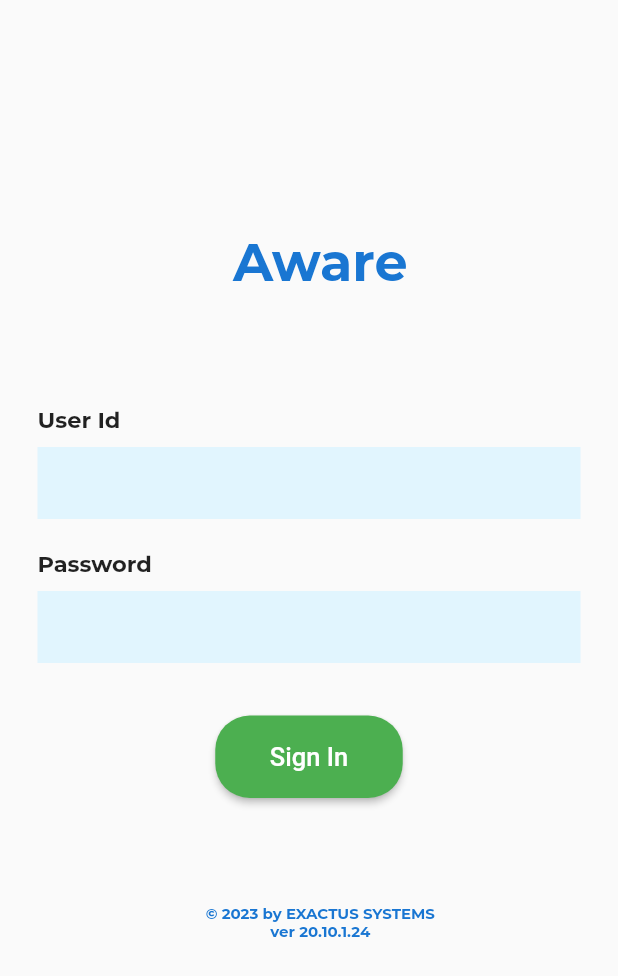
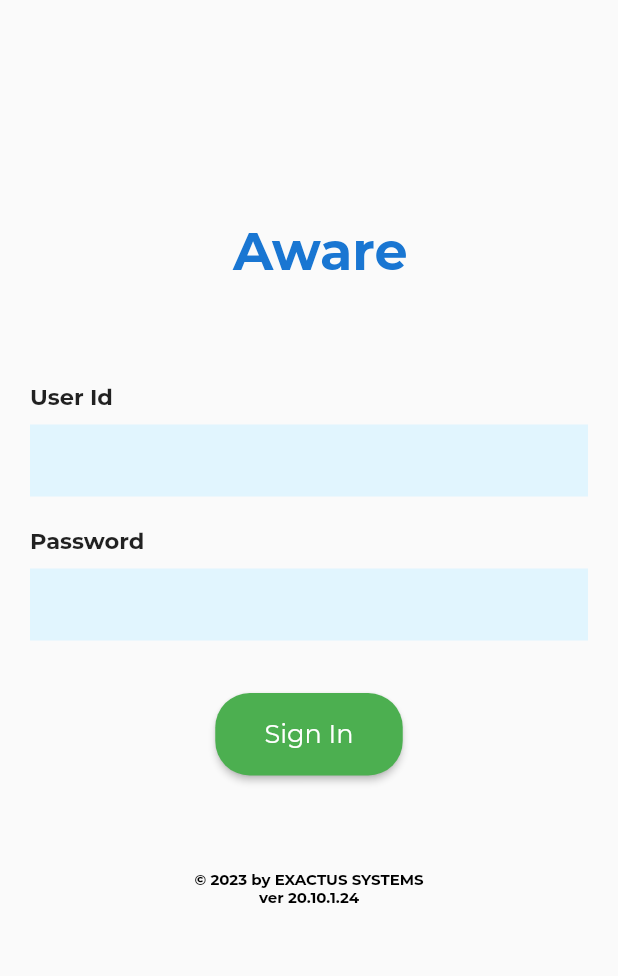
Before and after one commit to akhildev-exactus/AWARE, a Flutter app: the screen it shows after launch, on a phone screen of 412 x 824 dp. Shown: the top 976 px of the screen. Run offline on Flutter 3.47's test engine with Material 2 defaults, Android fonts, the phone set to English and light mode, and no system bars.

Commit message:
Update login.dart

```diff
--- a/lib/pages/login.dart
+++ b/lib/pages/login.dart
@@ -41,12 +41,12 @@ class _loginPageState extends State<loginPage> {
       child: Center(
         child: Container(
           width: 200,
-          height: 200,
+          height: 175,
           child: Column(
             mainAxisAlignment: MainAxisAlignment.center,
             children: [
               Padding(
-                padding: EdgeInsets.fromLTRB(15.0, 50.0, 0.0, 0.0),
+                padding: EdgeInsets.fromLTRB(15.0, 50.0, 0.0, 10.0),
                 child: Text(
                   'Aware',
                   style: TextStyle(
@@ -69,6 +69,9 @@ class _loginPageState extends State<loginPage> {
 
   Widget _useridField() {
     return TextFormField(
+      style: TextStyle(
+        fontFamily: 'Montserrat',
+      ),
       decoration: InputDecoration(
           border: InputBorder.none,
           fillColor: Colors.lightBlue[50],
@@ -86,6 +89,9 @@ class _loginPageState extends State<loginPage> {
 
   Widget _passwordField() {
     return TextFormField(
+      style: TextStyle(
+        fontFamily: 'Montserrat',
+      ),
       obscureText: true,
       initialValue: null,
       decoration: InputDecoration(
@@ -149,7 +155,8 @@ class _loginPageState extends State<loginPage> {
         ),
         child: Text(
           'Sign In',
-          style: TextStyle(fontSize: 17, color: Colors.white),
+          style: TextStyle(
+              fontFamily: 'Montserrat', fontSize: 17, color: Colors.white),
         ),
         color: Colors.green,
         onPressed: () async {
@@ -206,12 +213,12 @@ class _loginPageState extends State<loginPage> {
     return Scaffold(
         body: Container(
       // margin: EdgeInsets.all(5),
-      padding: EdgeInsets.only(bottom: 30, left: 10, right: 10, top: 20),
-      // padding: EdgeInsets.all(10.0),
+      // padding: EdgeInsets.only(bottom: 30, left: 10, right: 10, top: 20),
+      padding: EdgeInsets.all(10.0),
       child: Stack(
         children: <Widget>[
           Container(
-            padding: EdgeInsets.symmetric(horizontal: 15, vertical: 30),
+            padding: EdgeInsets.symmetric(horizontal: 10, vertical: 50),
             child: SingleChildScrollView(
               child: Form(
                 // --------------------Key----------------------
@@ -225,9 +232,6 @@ class _loginPageState extends State<loginPage> {
                     _useridPasswordWidget(),
                     SizedBox(height: 30),
                     _submitButton(),
-                    // SizedBox(
-                    //   height: 40,
-                    // ),
                     _bottom_data(),
                   ],
                 ),
@@ -241,21 +245,21 @@ class _loginPageState extends State<loginPage> {
 
   _bottom_data() {
     return Container(
-      padding: EdgeInsets.only(top: 70),
+      padding: EdgeInsets.only(top: 50),
       child: Center(
         child: Container(
           width: 200,
-          height: 25,
+          height: 50,
           child: Column(
             mainAxisAlignment: MainAxisAlignment.center,
             children: [
               Padding(
-                padding: EdgeInsets.fromLTRB(15.0, 0.0, 0.0, 0.0),
+                padding: EdgeInsets.fromLTRB(0.0, 0.0, 0.0, 0.0),
                 child: Text(
                   // year.month.ver.day
                   '\u00a9 2023 by EXACTUS SYSTEMS\nver 20.10.1.24',
                   style: TextStyle(
-                      color: Colors.blue[700],
+                      color: Colors.black,
                       fontFamily: 'Montserrat',
                       fontSize: 10.0,
                       fontWeight: FontWeight.bold),
```
